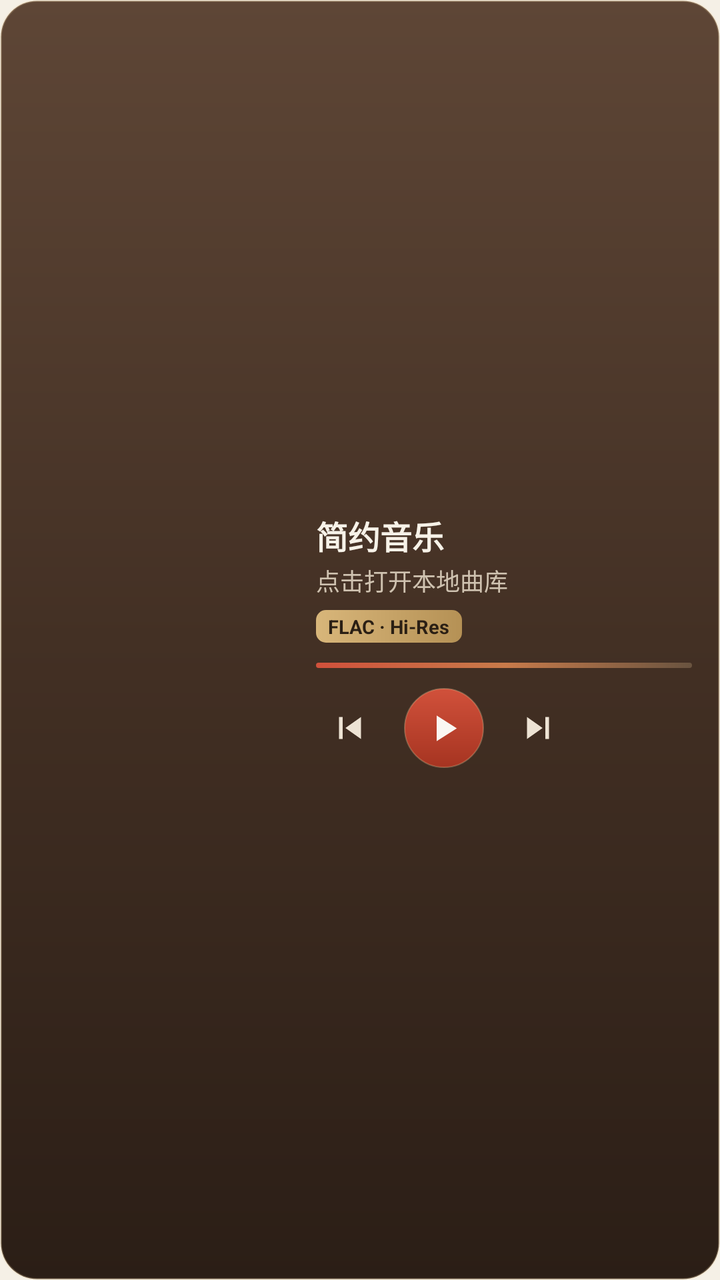
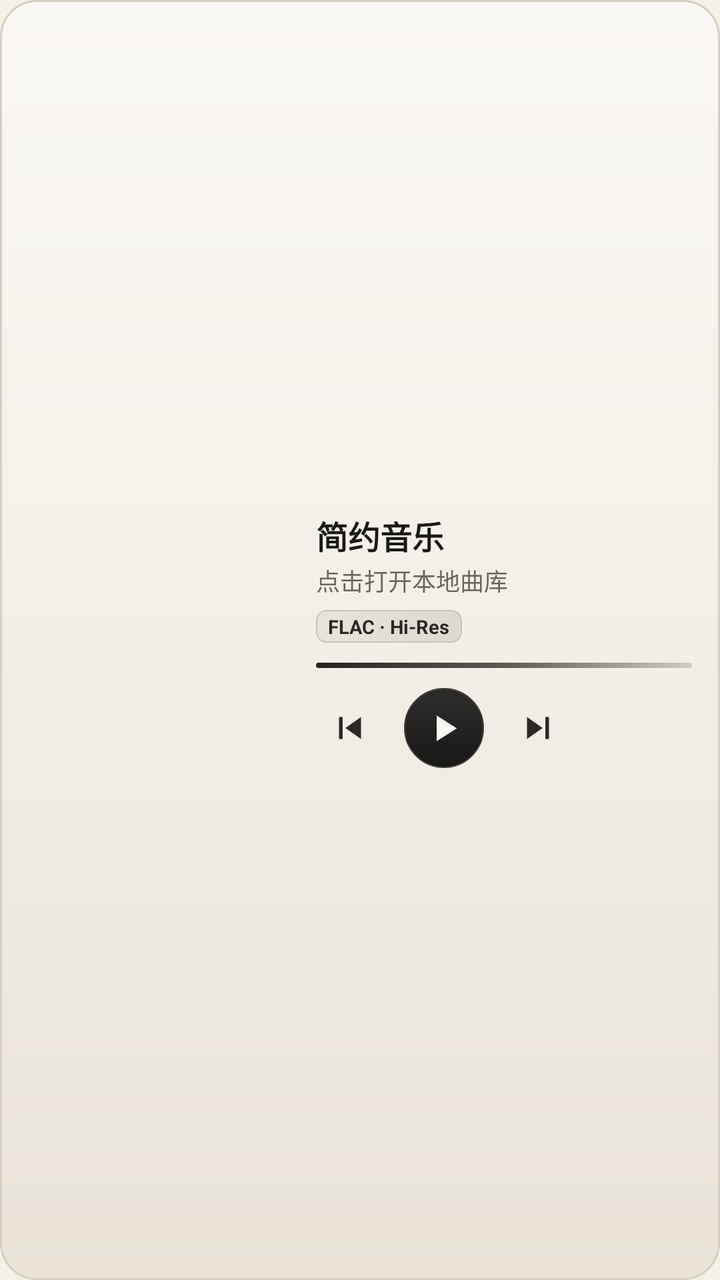

An Android layout rendered at two revisions. The XML below is the earlier revision; the diff shows what the commit changed to produce the second picture.
<!-- AndroidManifest.xml: application theme Theme.PureMusic -->
<!-- res/layout/widget_pure_music_4x2.xml -->
<?xml version="1.0" encoding="utf-8"?>
<LinearLayout xmlns:android="http://schemas.android.com/apk/res/android"
    android:id="@+id/widget_root"
    android:layout_width="match_parent"
    android:layout_height="match_parent"
    android:background="@drawable/widget_walnut_turntable_plinth"
    android:gravity="center_vertical"
    android:orientation="horizontal"
    android:paddingStart="10dp"
    android:paddingEnd="14dp"
    android:paddingTop="10dp"
    android:paddingBottom="10dp">

    <ImageView
        android:id="@+id/widget_art"
        android:layout_width="136dp"
        android:layout_height="136dp"
        android:contentDescription="拉丝铝黑胶唱盘与黄铜唱臂"
        android:scaleType="fitCenter"
        android:src="@mipmap/ic_launcher_round" />

    <LinearLayout
        android:layout_width="0dp"
        android:layout_height="match_parent"
        android:layout_marginStart="12dp"
        android:layout_weight="1"
        android:gravity="center_vertical"
        android:orientation="vertical">

        <TextView
            android:id="@+id/widget_title"
            android:layout_width="match_parent"
            android:layout_height="wrap_content"
            android:ellipsize="end"
            android:maxLines="1"
            android:text="简约音乐"
            android:textColor="#F7F2E8"
            android:textSize="16sp"
            android:textStyle="bold" />

        <TextView
            android:id="@+id/widget_artist"
            android:layout_width="match_parent"
            android:layout_height="wrap_content"
            android:layout_marginTop="2dp"
            android:ellipsize="end"
            android:maxLines="1"
            android:text="点击打开本地曲库"
            android:textColor="#CFC2B0"
            android:textSize="12sp" />

        <TextView
            android:id="@+id/widget_badge"
            android:layout_width="wrap_content"
            android:layout_height="wrap_content"
            android:layout_marginTop="6dp"
            android:background="@drawable/widget_badge_brass"
            android:paddingStart="6dp"
            android:paddingEnd="6dp"
            android:paddingTop="1.5dp"
            android:paddingBottom="1.5dp"
            android:text="FLAC · Hi-Res"
            android:textColor="#2A1F14"
            android:textSize="9.5sp"
            android:textStyle="bold" />

        <ImageView
            android:layout_width="match_parent"
            android:layout_height="2.5dp"
            android:layout_marginTop="10dp"
            android:background="@drawable/widget_progress_filament"
            android:contentDescription="@null" />

        <LinearLayout
            android:layout_width="match_parent"
            android:layout_height="wrap_content"
            android:layout_marginTop="10dp"
            android:gravity="center_vertical|start"
            android:orientation="horizontal">

            <ImageButton
                android:id="@+id/widget_prev"
                android:layout_width="34dp"
                android:layout_height="34dp"
                android:background="@android:color/transparent"
                android:contentDescription="上一首"
                android:padding="6dp"
                android:scaleType="fitCenter"
                android:src="@drawable/ic_widget_prev"
                android:tint="#EDE3D4" />

            <ImageButton
                android:id="@+id/widget_play_pause"
                android:layout_width="40dp"
                android:layout_height="40dp"
                android:layout_marginStart="10dp"
                android:layout_marginEnd="10dp"
                android:background="@drawable/widget_play_cinnabar"
                android:contentDescription="播放或暂停"
                android:padding="9dp"
                android:scaleType="fitCenter"
                android:src="@drawable/ic_widget_play"
                android:tint="#FAF7F2" />

            <ImageButton
                android:id="@+id/widget_next"
                android:layout_width="34dp"
                android:layout_height="34dp"
                android:background="@android:color/transparent"
                android:contentDescription="下一首"
                android:padding="6dp"
                android:scaleType="fitCenter"
                android:src="@drawable/ic_widget_next"
                android:tint="#EDE3D4" />
        </LinearLayout>
    </LinearLayout>
</LinearLayout>
<!-- resources referenced by this layout -->
<resources>
  <!-- drawable ic_widget_next (drawable) -->
  <?xml version="1.0" encoding="utf-8"?>
  <vector xmlns:android="http://schemas.android.com/apk/res/android"
      android:width="24dp"
      android:height="24dp"
      android:viewportWidth="24"
      android:viewportHeight="24">
      <path android:fillColor="#FFFFFFFF" android:pathData="M6,18l8.5,-6L6,6v12zM16,6v12h2L18,6h-2z" />
  </vector>
  <!-- drawable ic_widget_play (drawable) -->
  <?xml version="1.0" encoding="utf-8"?>
  <vector xmlns:android="http://schemas.android.com/apk/res/android"
      android:width="24dp"
      android:height="24dp"
      android:viewportWidth="24"
      android:viewportHeight="24">
      <path android:fillColor="#FFFFFFFF" android:pathData="M8,5.14v14l11,-7 -11,-7z" />
  </vector>
  <!-- drawable ic_widget_prev (drawable) -->
  <?xml version="1.0" encoding="utf-8"?>
  <vector xmlns:android="http://schemas.android.com/apk/res/android"
      android:width="24dp"
      android:height="24dp"
      android:viewportWidth="24"
      android:viewportHeight="24">
      <path android:fillColor="#FFFFFFFF" android:pathData="M6,6h2v12L6,18zM9.5,12l8.5,6L18,6z" />
  </vector>
  <!-- drawable widget_badge_brass (drawable) -->
  <?xml version="1.0" encoding="utf-8"?>
  <shape xmlns:android="http://schemas.android.com/apk/res/android" android:shape="rectangle">
      <gradient
          android:angle="0"
          android:startColor="#D8B67A"
          android:endColor="#B59155" />
      <corners android:radius="5dp" />
  </shape>
  <!-- drawable widget_play_cinnabar (drawable) -->
  <?xml version="1.0" encoding="utf-8"?>
  <shape xmlns:android="http://schemas.android.com/apk/res/android" android:shape="oval">
      <gradient
          android:angle="270"
          android:startColor="#D1513B"
          android:endColor="#A63421" />
      <stroke android:width="0.8dp" android:color="#44F3D5A5" />
  </shape>
  <!-- drawable widget_progress_filament (drawable) -->
  <?xml version="1.0" encoding="utf-8"?>
  <shape xmlns:android="http://schemas.android.com/apk/res/android" android:shape="rectangle">
      <gradient
          android:angle="0"
          android:startColor="#D1513B"
          android:centerColor="#C87A4A"
          android:endColor="#38F3D5A5" />
      <corners android:radius="2dp" />
  </shape>
  <!-- drawable widget_walnut_turntable_plinth (drawable) -->
  <?xml version="1.0" encoding="utf-8"?>
  <shape xmlns:android="http://schemas.android.com/apk/res/android" android:shape="rectangle">
      <gradient
          android:angle="270"
          android:startColor="#5E4636"
          android:centerColor="#433024"
          android:endColor="#2B1E16" />
      <corners android:radius="18dp" />
      <stroke android:width="1dp" android:color="#3CE6C896" />
  </shape>
  <!-- mipmap ic_launcher_round (mipmap-anydpi-v26) -->
  <?xml version="1.0" encoding="utf-8"?>
  <adaptive-icon xmlns:android="http://schemas.android.com/apk/res/android">
      <background android:drawable="@color/ic_launcher_orange_bg" />
      <foreground android:drawable="@drawable/ic_launcher_fullbleed_fg" />
  </adaptive-icon>
  <style name="Theme.PureMusic" parent="android:Theme.Material.Light.NoActionBar">
          <item name="android:windowBackground">#F5F0E6</item>
          <item name="android:statusBarColor">@android:color/transparent</item>
          <item name="android:navigationBarColor">@android:color/transparent</item>
      </style>
  <color name="ic_launcher_orange_bg">#F5F0E6</color>
  <!-- drawable ic_launcher_fullbleed_fg: png bitmap (drawable-nodpi, 132804 bytes) -->
</resources>

<!-- the commit's change to res/layout/widget_pure_music_4x2.xml (unified diff, before → after) -->
@@ -15,7 +15,7 @@
         android:id="@+id/widget_art"
         android:layout_width="136dp"
         android:layout_height="136dp"
-        android:contentDescription="拉丝铝黑胶唱盘与黄铜唱臂"
+        android:contentDescription="暖瓷黑胶唱盘与极简唱臂"
         android:scaleType="fitCenter"
         android:src="@mipmap/ic_launcher_round" />
 
@@ -34,7 +34,7 @@
             android:ellipsize="end"
             android:maxLines="1"
             android:text="简约音乐"
-            android:textColor="#F7F2E8"
+            android:textColor="#1A1918"
             android:textSize="16sp"
             android:textStyle="bold" />
 
@@ -46,7 +46,7 @@
             android:ellipsize="end"
             android:maxLines="1"
             android:text="点击打开本地曲库"
-            android:textColor="#CFC2B0"
+            android:textColor="#6B665E"
             android:textSize="12sp" />
 
         <TextView
@@ -60,7 +60,7 @@
             android:paddingTop="1.5dp"
             android:paddingBottom="1.5dp"
             android:text="FLAC · Hi-Res"
-            android:textColor="#2A1F14"
+            android:textColor="#2A2826"
             android:textSize="9.5sp"
             android:textStyle="bold" />
 
@@ -87,7 +87,7 @@
                 android:padding="6dp"
                 android:scaleType="fitCenter"
                 android:src="@drawable/ic_widget_prev"
-                android:tint="#EDE3D4" />
+                android:tint="#2C2A27" />
 
             <ImageButton
                 android:id="@+id/widget_play_pause"
@@ -100,7 +100,7 @@
                 android:padding="9dp"
                 android:scaleType="fitCenter"
                 android:src="@drawable/ic_widget_play"
-                android:tint="#FAF7F2" />
+                android:tint="#FAF8F4" />
 
             <ImageButton
                 android:id="@+id/widget_next"
@@ -111,7 +111,7 @@
                 android:padding="6dp"
                 android:scaleType="fitCenter"
                 android:src="@drawable/ic_widget_next"
-                android:tint="#EDE3D4" />
+                android:tint="#2C2A27" />
         </LinearLayout>
     </LinearLayout>
 </LinearLayout>
<!-- resource entries referenced after the edit -->
@@ -32,8 +32,9 @@
   <shape xmlns:android="http://schemas.android.com/apk/res/android" android:shape="rectangle">
       <gradient
           android:angle="0"
-          android:startColor="#D8B67A"
-          android:endColor="#B59155" />
+          android:startColor="#E9E4DB"
+          android:endColor="#DED8CE" />
+      <stroke android:width="0.6dp" android:color="#CCC4B6" />
       <corners android:radius="5dp" />
   </shape>
   <!-- drawable widget_play_cinnabar (drawable) -->
@@ -41,18 +42,18 @@
   <shape xmlns:android="http://schemas.android.com/apk/res/android" android:shape="oval">
       <gradient
           android:angle="270"
-          android:startColor="#D1513B"
-          android:endColor="#A63421" />
-      <stroke android:width="0.8dp" android:color="#44F3D5A5" />
+          android:startColor="#2E2D2B"
+          android:endColor="#191817" />
+      <stroke android:width="0.8dp" android:color="#403E3B" />
   </shape>
   <!-- drawable widget_progress_filament (drawable) -->
   <?xml version="1.0" encoding="utf-8"?>
   <shape xmlns:android="http://schemas.android.com/apk/res/android" android:shape="rectangle">
       <gradient
           android:angle="0"
-          android:startColor="#D1513B"
-          android:centerColor="#C87A4A"
-          android:endColor="#38F3D5A5" />
+          android:startColor="#242322"
+          android:centerColor="#5E5A54"
+          android:endColor="#D2CCC1" />
       <corners android:radius="2dp" />
   </shape>
   <!-- drawable widget_walnut_turntable_plinth (drawable) -->
@@ -60,11 +61,11 @@
   <shape xmlns:android="http://schemas.android.com/apk/res/android" android:shape="rectangle">
       <gradient
           android:angle="270"
-          android:startColor="#5E4636"
-          android:centerColor="#433024"
-          android:endColor="#2B1E16" />
+          android:startColor="#FAF8F4"
+          android:centerColor="#F3EFE8"
+          android:endColor="#E9E3D8" />
       <corners android:radius="18dp" />
-      <stroke android:width="1dp" android:color="#3CE6C896" />
+      <stroke android:width="1dp" android:color="#D6CFC2" />
   </shape>
   <!-- mipmap ic_launcher_round (mipmap-anydpi-v26) -->
   <?xml version="1.0" encoding="utf-8"?>
